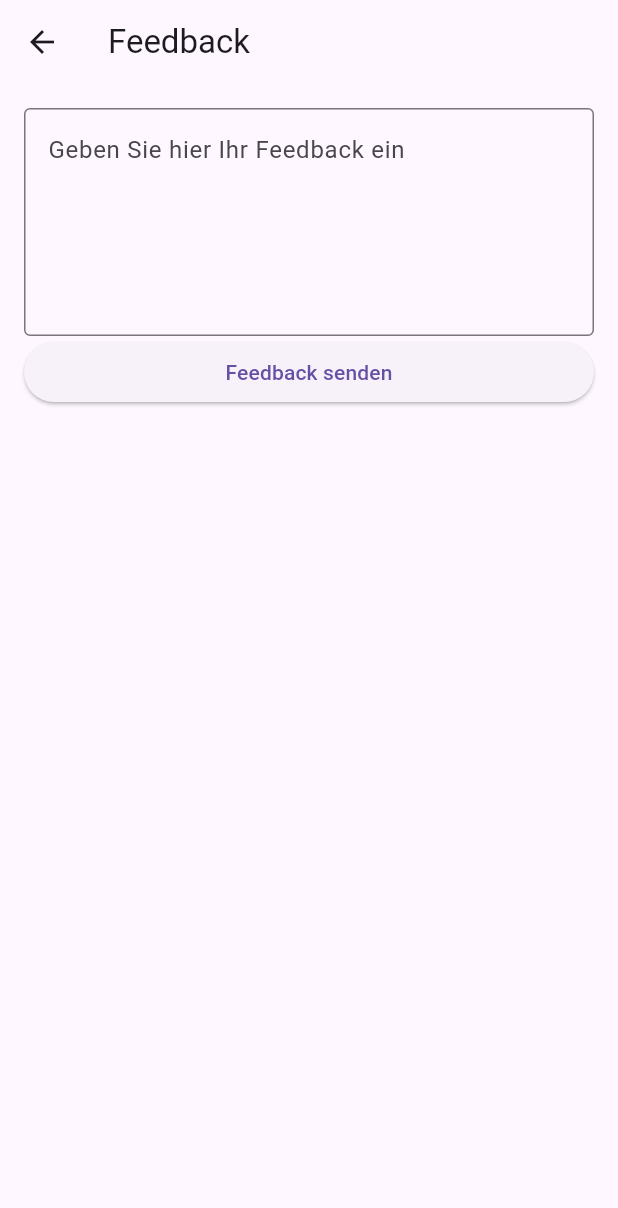
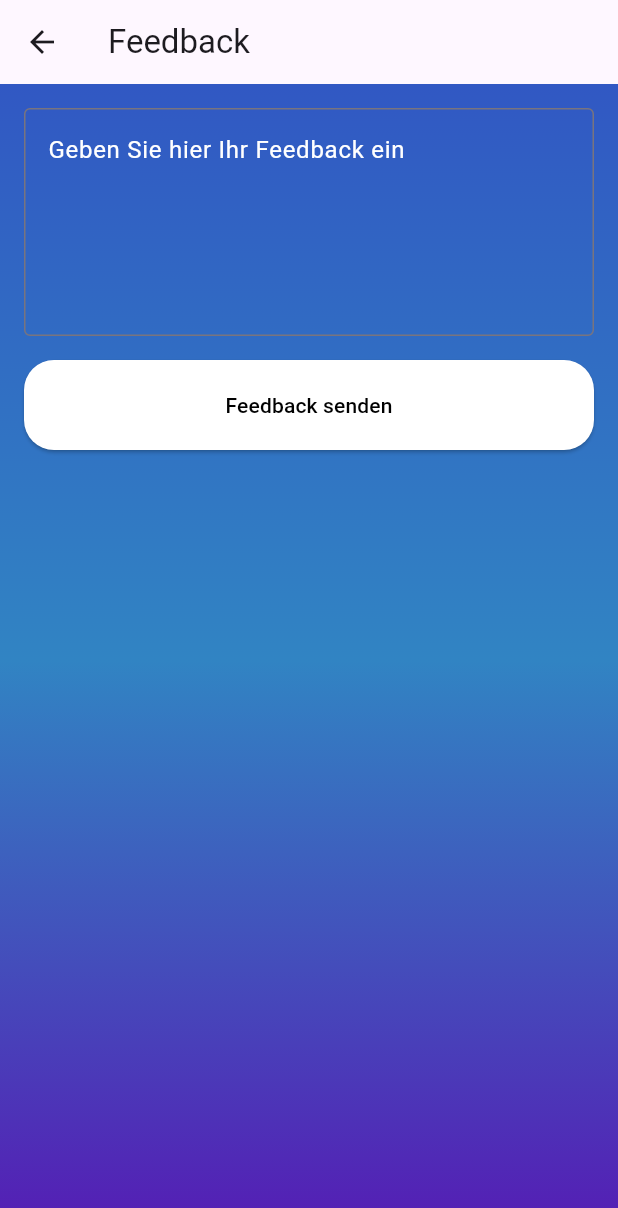
Before and after one commit to Jonalismus/companio_diabetes_app, a Flutter app: the FeedbackScreen screen opened directly, on a phone screen of 412 x 824 dp. Shown: the top 1208 px of the screen. Run offline on Flutter 3.47's test engine with Material 3 defaults, Android fonts, the phone set to English and light mode, and no system bars; our stand-ins replace cloud_firestore, csv, firebase_auth, firebase_core, flutter_datetime_picker_plus, flutter_local_notifications and 4 more; missing offline and left inert: flutter_barcode_scanner; accounts and stored records are empty.

Commit message:
change Design from feedback

```diff
--- a/lib/screens/pages/FeedbackScreen.dart
+++ b/lib/screens/pages/FeedbackScreen.dart
@@ -1,5 +1,7 @@
 import 'package:flutter/material.dart';
 import 'package:url_launcher/url_launcher.dart';
+
+import '../../utilis/colors_utilis.dart';
 
 class FeedbackScreen extends StatefulWidget {
   const FeedbackScreen({Key? key}) : super(key: key);
@@ -33,7 +35,21 @@ class _FeedbackScreenState extends State<FeedbackScreen> {
       appBar: AppBar(
         title: const Text('Feedback'),
       ),
-      body: Padding(
+      body: Container(
+        width: MediaQuery.of(context).size.width,
+        height: MediaQuery.of(context).size.height,
+        decoration: BoxDecoration(
+          gradient: LinearGradient(
+            colors: [
+              hexStringToColor("#3158C3"),
+              hexStringToColor("#3184C3"),
+              hexStringToColor("#551CB4"),
+            ],
+            begin: Alignment.topCenter,
+            end: Alignment.bottomCenter,
+          ),
+        ),
+        child: Padding(
           padding: const EdgeInsets.all(16.0),
           child: Column(
             crossAxisAlignment: CrossAxisAlignment.stretch,
@@ -41,18 +57,32 @@ class _FeedbackScreenState extends State<FeedbackScreen> {
               TextField(
                 controller: _feedbackController,
                 maxLines: 5,
+                style: TextStyle(color: Colors.white), // Schriftfarbe
                 decoration: InputDecoration(
                   hintText: 'Geben Sie hier Ihr Feedback ein',
-                border: OutlineInputBorder(),
+                  border: OutlineInputBorder(
+                    borderSide: BorderSide(color: Colors.white), // Randfarbe
+                  ),
+                  hintStyle: TextStyle(color: Colors.white), // Farbe des Hinweistexts
                 ),
               ),
+              SizedBox(height: 16.0),
               ElevatedButton(
                 onPressed: _sendFeedback,
+                style: ElevatedButton.styleFrom(
+                  primary: Colors.white,
+                  onPrimary: Colors.black,
+                  shape: RoundedRectangleBorder(
+                    borderRadius: BorderRadius.circular(20.0),
+                  ),
+                  minimumSize: Size(double.infinity, 60.0),
+                ),
                 child: const Text('Feedback senden'),
               ),
             ],
           ),
         ),
+      ),
     );
   }
 }
```
Lines whose indentation alone changed are shown as unchanged.
